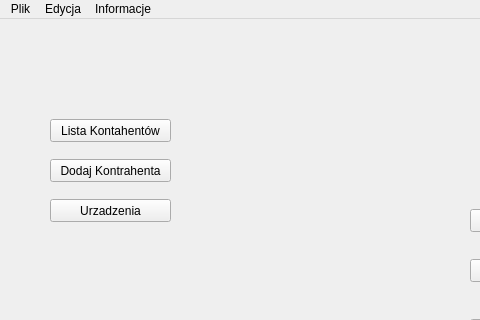
Before: the Qt Designer form mainwindow.ui in Astropl/TestRamek, drawn with Qt 5; both pictures show x 0 to 480 and y 0 to 320 of the 800 by 600 pixel window.
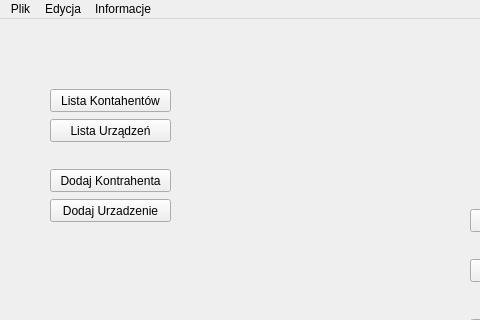
After: the same form once the commit is applied.

```diff
--- a/mainwindow.ui
+++ b/mainwindow.ui
@@ -70,7 +70,7 @@
     <property name="geometry">
      <rect>
       <x>50</x>
-      <y>140</y>
+      <y>150</y>
       <width>121</width>
       <height>23</height>
      </rect>
@@ -89,14 +89,14 @@
      </rect>
     </property>
     <property name="text">
-     <string>Urzadzenia</string>
+     <string>Dodaj Urzadzenie</string>
     </property>
    </widget>
    <widget class="QPushButton" name="pushButton_7">
     <property name="geometry">
      <rect>
       <x>50</x>
-      <y>100</y>
+      <y>70</y>
       <width>121</width>
       <height>23</height>
      </rect>
@@ -105,6 +105,19 @@
      <string>Lista Kontahentów</string>
     </property>
    </widget>
+   <widget class="QPushButton" name="pushButton_8">
+    <property name="geometry">
+     <rect>
+      <x>50</x>
+      <y>100</y>
+      <width>121</width>
+      <height>23</height>
+     </rect>
+    </property>
+    <property name="text">
+     <string>Lista Urządzeń</string>
+    </property>
+   </widget>
   </widget>
   <widget class="QMenuBar" name="menubar">
    <property name="geometry">
```
